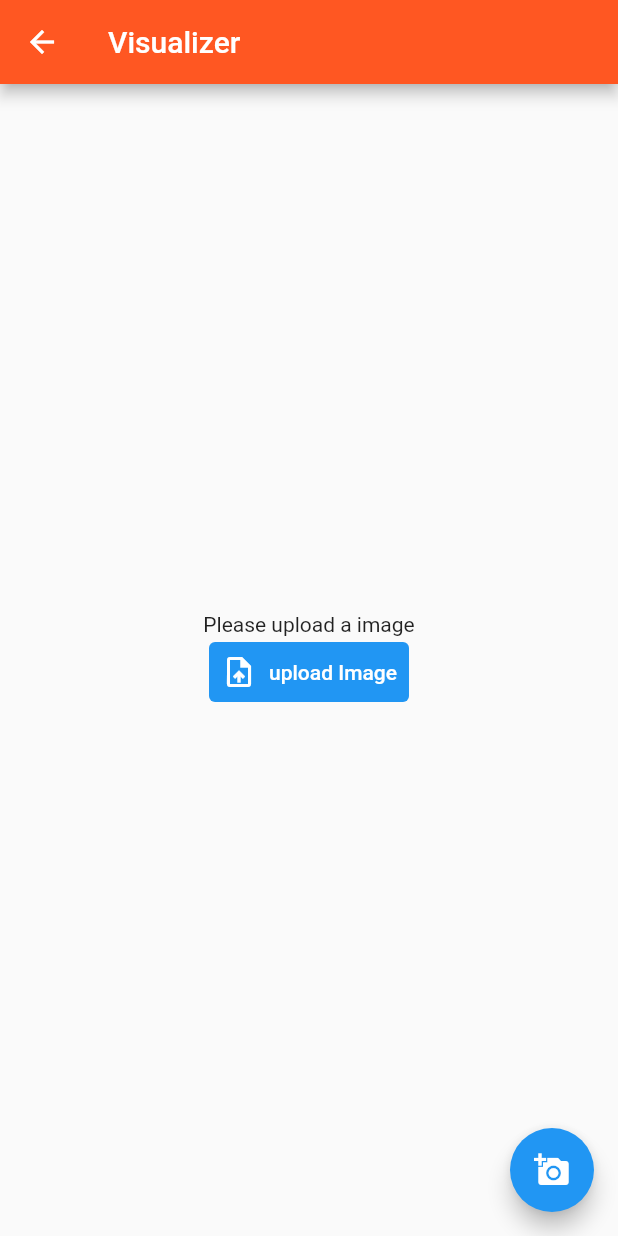
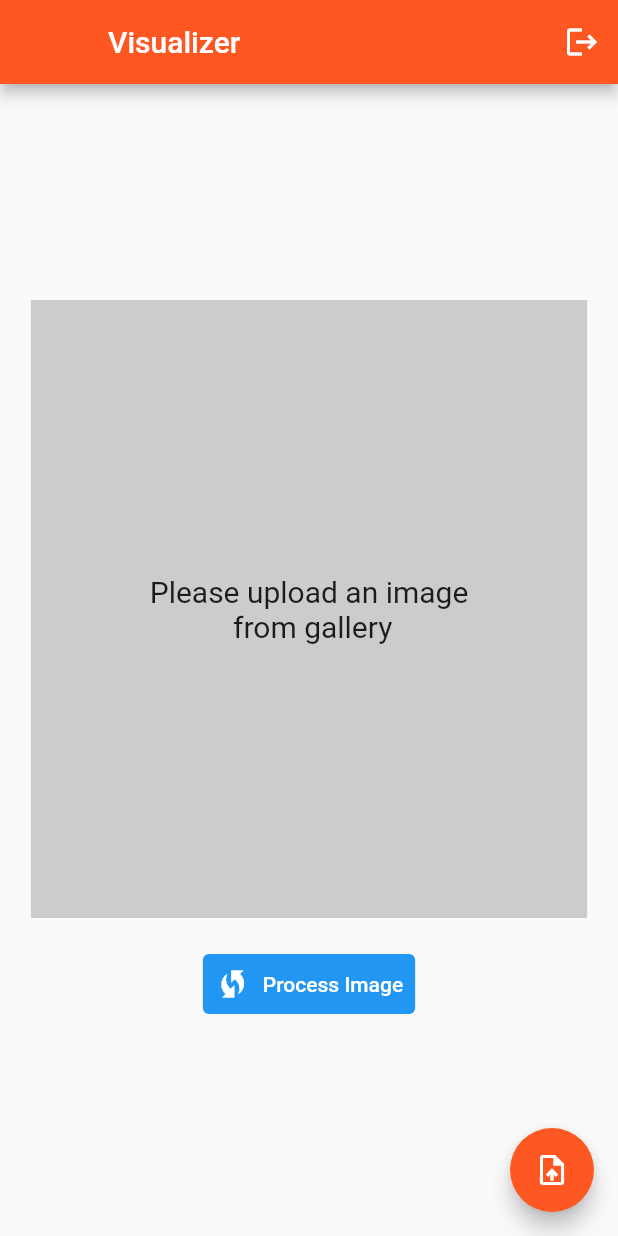
Before and after one commit to harsh2ai/pix2pix-flutter, a Flutter app: the LoginScreen screen opened directly, after a tap on "Login", on a phone screen of 412 x 824 dp. Run offline on Flutter 3.47's test engine with Material 2 defaults, Android fonts, the phone set to English and light mode, and no system bars; our stand-ins replace image_picker.

Commit message:
frontend almost ready

```diff
--- a/ticktocks/lib/HomePage.dart
+++ b/ticktocks/lib/HomePage.dart
@@ -3,6 +3,7 @@ import 'dart:convert';
 import 'dart:io';
 import 'package:http/http.dart' as http;
 import 'package:image_picker/image_picker.dart';
+import 'package:ticktocks/Screen2.dart';
 
 class MyHomePage extends StatefulWidget {
   @override
@@ -12,8 +13,9 @@ class MyHomePage extends StatefulWidget {
 class _MyHomePageState extends State<MyHomePage> {
   File? SelectedImage;
   String? message;
+  bool imageNotSelectedError = false;
 
-  uploadImage() async {
+  ColorizeImage() async {
     final request = http.MultipartRequest("POST", Uri.parse("https://8ede-180-149-225-244.ngrok.io/upload"));
     final headers = {"ContentType": "multipart/form-data"};
 
@@ -33,41 +35,92 @@ class _MyHomePageState extends State<MyHomePage> {
   }
 
   Future getImage() async {
-    final pickedImage = await ImagePicker().getImage(source: ImageSource.gallery);
+    final pickedImage = await ImagePicker().pickImage(source: ImageSource.gallery);
     SelectedImage = File(pickedImage!.path);
     setState(() {});
   }
 
   @override
   Widget build(BuildContext context) {
+    final width = MediaQuery.of(context).size.width;
+    final height = MediaQuery.of(context).size.height;
     return Scaffold(
       appBar: AppBar(
+        leading: Container(),
         title: Text('Visualizer'),
+        actions: [
+          IconButton(
+              onPressed: () {
+                Navigator.pop(context);
+              },
+              icon: Icon(Icons.logout)),
+        ],
       ),
       body: Center(
         child: Column(
           mainAxisAlignment: MainAxisAlignment.center,
           children: [
-            SelectedImage == null ? Text("Please upload a image") : Image.file(SelectedImage!),
+            SelectedImage == null
+                ? Container(
+                    height: height * 0.5,
+                    width: width * 0.9,
+                    color: Colors.grey.withOpacity(0.5),
+                    child: Center(
+                      child: Text(
+                        "Please upload an image\n from gallery",
+                        maxLines: 2,
+                        textAlign: TextAlign.center,
+                        style: TextStyle(
+                          fontSize: 20,
+                        ),
+                      ),
+                    ),
+                  )
+                : Container(
+                    height: height * 0.5,
+                    width: width * 0.9,
+                    child: Image.file(SelectedImage!),
+                  ),
+            SizedBox(height: 20),
+            if (imageNotSelectedError)
+              Text(
+                'No image has been selected',
+                style: TextStyle(color: Colors.red),
+              ),
             TextButton.icon(
                 style: ButtonStyle(
                   backgroundColor: MaterialStateProperty.all(Colors.blue),
                 ),
-                onPressed: uploadImage,
+                onPressed: () {
+                  if (SelectedImage == null) {
+                    imageNotSelectedError = true;
+                  } else {
+                    imageNotSelectedError = false;
+                    ColorizeImage;
+                    // Navigator.push(context, MaterialPageRoute(builder: (context) {
+                    //   return Screen2();
+                    // }));
+                  }
+                  setState(() {});
+                },
                 icon: Icon(
-                  Icons.upload_file,
+                  Icons.wifi_protected_setup_sharp,
                   color: Colors.white,
                 ),
                 label: Text(
-                  "upload Image",
+                  "Process Image",
                   style: TextStyle(color: Colors.white),
                 ))
           ],
         ),
       ),
       floatingActionButton: FloatingActionButton(
+        backgroundColor: Colors.deepOrange,
         onPressed: getImage,
-        child: Icon(Icons.add_a_photo),
+        child: Icon(
+          Icons.upload_file,
+          color: Colors.white,
+        ),
       ),
     );
   }
--- /dev/null
+++ b/ticktocks/lib/components/methods.dart
@@ -0,0 +1,35 @@
+import 'package:flutter/material.dart';
+
+TextFormField customtextfield(
+    {TextEditingController? controller,
+    String? labeltext,
+    String? hinttext,
+    bool? showText,
+    String? Function(String?)? validator}) {
+  return TextFormField(
+    controller: controller,
+    obscureText: showText ?? false,
+    decoration: InputDecoration(
+        floatingLabelBehavior: FloatingLabelBehavior.always,
+        label: Text(labeltext.toString()),
+        hintText: hinttext,
+        border: OutlineInputBorder(borderRadius: BorderRadius.circular(10), gapPadding: 10)),
+    validator: validator ?? (value) {},
+  );
+}
+
+BoxDecoration halfGreyScaler() {
+  return BoxDecoration(
+    borderRadius: BorderRadius.circular(10),
+    gradient: LinearGradient(
+      colors: [
+        Colors.grey,
+        Colors.transparent,
+      ],
+      begin: Alignment(0, 0.1),
+      end: Alignment(0.2, 0.1),
+      tileMode: TileMode.clamp,
+    ),
+    backgroundBlendMode: BlendMode.saturation,
+  );
+}
--- a/ticktocks/lib/loginScreen.dart
+++ b/ticktocks/lib/loginscreens/loginScreen.dart
@@ -3,6 +3,10 @@ import 'package:flutter/gestures.dart';
 import 'package:flutter/material.dart';
 import 'package:flutter/rendering.dart';
 import 'package:ticktocks/HomePage.dart';
+import 'package:ticktocks/loginscreens/signupScreen.dart';
+
+import 'forgetPassword.dart';
+import '../components/methods.dart';
 
 class LoginScreen extends StatefulWidget {
   @override
@@ -10,7 +14,17 @@ class LoginScreen extends StatefulWidget {
 }
 
 class _LoginScreenState extends State<LoginScreen> {
-  final controller = TextEditingController();
+  final _emailController = TextEditingController();
+  final _passwordController = TextEditingController();
+  bool showpass = false;
+
+  @override
+  void dispose() {
+    _emailController.dispose();
+    _passwordController.dispose();
+    super.dispose();
+  }
+
   @override
   Widget build(BuildContext context) {
     final width = MediaQuery.of(context).size.width;
@@ -46,7 +60,7 @@ class _LoginScreenState extends State<LoginScreen> {
                   Container(
                     foregroundDecoration: halfGreyScaler(),
                     child: Text(
-                      'LOGIN',
+                      'Welcome to Visualizer',
                       style: TextStyle(fontSize: 25, color: Colors.deepOrange),
                     ),
                   ),
@@ -57,15 +71,31 @@ class _LoginScreenState extends State<LoginScreen> {
                     width: width * 0.7,
                     child: Column(
                       children: [
-                        customtextfield(),
+                        customtextfield(
+                            controller: _emailController,
+                            hinttext: 'Enter your registered Email ID',
+                            labeltext: 'Email'),
                         SizedBox(
                           height: 40,
                         ),
-                        customtextfield(),
+                        customtextfield(
+                            controller: _passwordController,
+                            hinttext: 'Enter your password',
+                            labeltext: 'Password',
+                            showText: showpass),
                         Align(
                           heightFactor: 1.5,
                           alignment: Alignment.centerRight,
-                          child: Text('Show Password'),
+                          child: InkWell(
+                              onTap: () {
+                                setState(() {
+                                  showpass = !showpass;
+                                });
+                              },
+                              child: Text(
+                                'Show Password',
+                                style: TextStyle(color: Colors.deepOrange),
+                              )),
                         ),
                         SizedBox(
                           height: 40,
@@ -98,42 +128,32 @@ class _LoginScreenState extends State<LoginScreen> {
                   SizedBox(
                     height: 30,
                   ),
-                  NoAccSignup()
+                  NoAccSignup(),
+                  SizedBox(height: 20),
+                  Container(
+                    child: Text.rich(
+                      TextSpan(text: "Forgot your password?\n", children: [
+                        TextSpan(
+                          text: 'Reset Password',
+                          style: TextStyle(color: Colors.deepOrange),
+                          recognizer: TapGestureRecognizer()
+                            ..onTap = () {
+                              Navigator.push(context, MaterialPageRoute(builder: (context) {
+                                return ForgetPassScreen();
+                              }));
+                            },
+                          mouseCursor: SystemMouseCursors.click,
+                        )
+                      ]),
+                      textAlign: TextAlign.center,
+                    ),
+                  ),
                 ],
               ),
             ),
           ),
         ],
       ),
-    );
-  }
-
-  TextFormField customtextfield() {
-    return TextFormField(
-      controller: controller,
-      decoration: InputDecoration(
-          // focusColor: Colors.red,
-          // focusedBorder: OutlineInputBorder(borderRadius: BorderRadius.circular(10), gapPadding: 10),
-          floatingLabelBehavior: FloatingLabelBehavior.always,
-          label: Text('Email'),
-          hintText: 'Enter your registered Email ID',
-          border: OutlineInputBorder(borderRadius: BorderRadius.circular(10), gapPadding: 10)),
-    );
-  }
-
-  BoxDecoration halfGreyScaler() {
-    return BoxDecoration(
-      borderRadius: BorderRadius.circular(10),
-      gradient: LinearGradient(
-        colors: [
-          Colors.grey,
-          Colors.transparent,
-        ],
-        begin: Alignment(0, 0.1),
-        end: Alignment(0.2, 0.1),
-        tileMode: TileMode.clamp,
-      ),
-      backgroundBlendMode: BlendMode.saturation,
     );
   }
 }
@@ -151,9 +171,11 @@ class NoAccSignup extends StatelessWidget {
         style: TextStyle(color: Colors.deepOrange),
         recognizer: TapGestureRecognizer()
           ..onTap = () {
-            print('sign up');
+            Navigator.push(context, MaterialPageRoute(builder: (context) {
+              return SignupPage();
+            }));
           },
-        mouseCursor: SystemMouseCursors.precise,
+        mouseCursor: SystemMouseCursors.click,
       )
     ]));
   }
```
Also changed, not shown: ticktocks/lib/Screen2.dart (added, +17 -0 lines), ticktocks/lib/homeScreen.dart (deleted, +0 -19 lines), ticktocks/lib/loginscreens/forgetPassword.dart (added, +226 -0 lines), ticktocks/lib/loginscreens/signupScreen.dart (added, +123 -0 lines), ticktocks/lib/main.dart (+8 -6 lines), 1 other file.
